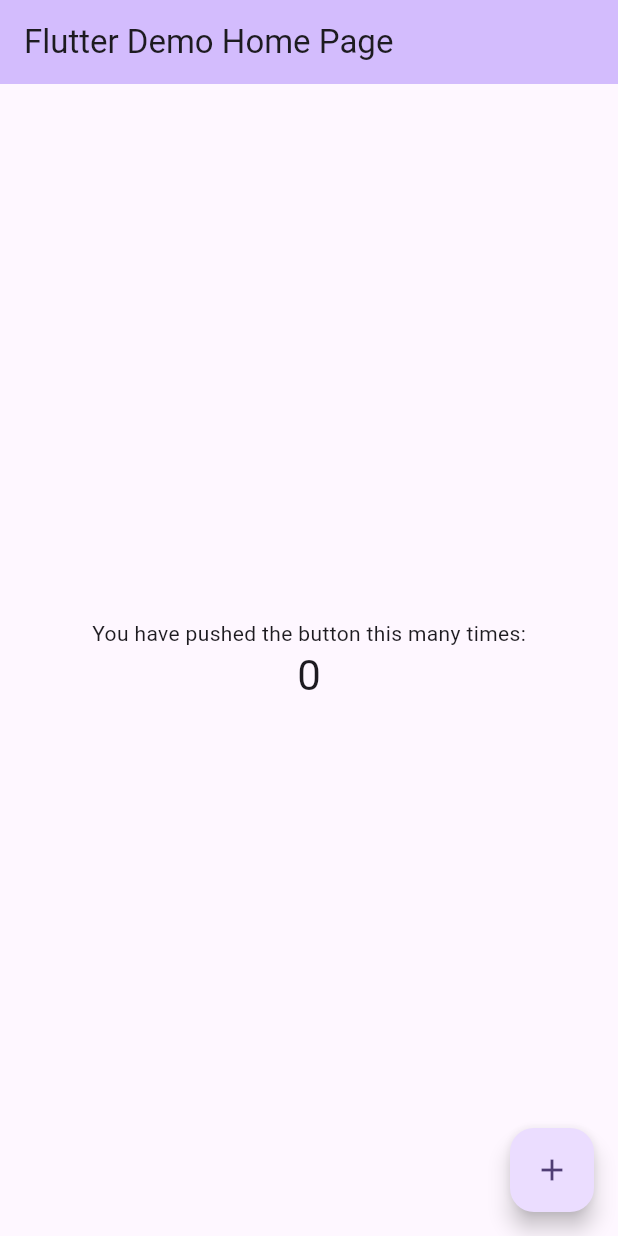
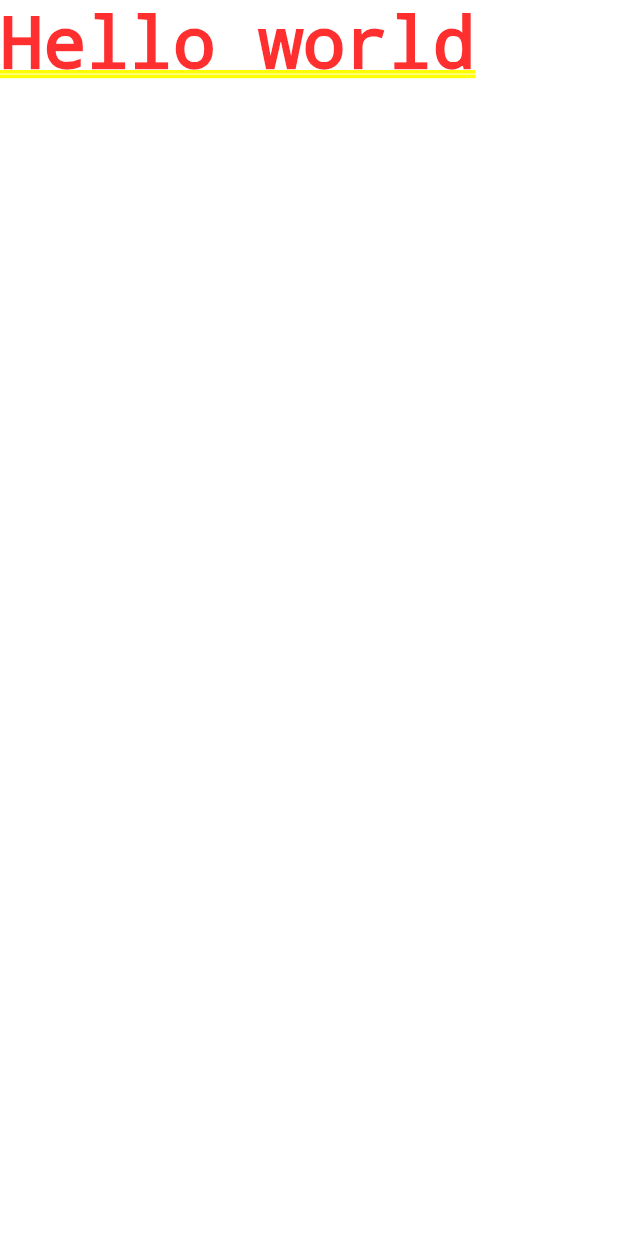
Before and after one commit to ZKBorja/CSIT284-Borja, a Flutter app: the screen it shows after launch, on a phone screen of 412 x 824 dp. Run offline on Flutter 3.47's test engine with Material 3 defaults, Android fonts, the phone set to English and light mode, and no system bars.

```diff
--- a/lab_act_2/lib/main.dart
+++ b/lab_act_2/lib/main.dart
@@ -1,122 +1,5 @@
 import 'package:flutter/material.dart';
 
 void main() {
-  runApp(const MyApp());
+  runApp(MaterialApp(home: Text('Hello world')));
 }
-
-class MyApp extends StatelessWidget {
-  const MyApp({super.key});
-
-  // This widget is the root of your application.
-  @override
-  Widget build(BuildContext context) {
-    return MaterialApp(
-      title: 'Flutter Demo',
-      theme: ThemeData(
-        // This is the theme of your application.
-        //
-        // TRY THIS: Try running your application with "flutter run". You'll see
-        // the application has a purple toolbar. Then, without quitting the app,
-        // try changing the seedColor in the colorScheme below to Colors.green
-        // and then invoke "hot reload" (save your changes or press the "hot
-        // reload" button in a Flutter-supported IDE, or press "r" if you used
-        // the command line to start the app).
-        //
-        // Notice that the counter didn't reset back to zero; the application
-        // state is not lost during the reload. To reset the state, use hot
-        // restart instead.
-        //
-        // This works for code too, not just values: Most code changes can be
-        // tested with just a hot reload.
-        colorScheme: .fromSeed(seedColor: Colors.deepPurple),
-      ),
-      home: const MyHomePage(title: 'Flutter Demo Home Page'),
-    );
-  }
-}
-
-class MyHomePage extends StatefulWidget {
-  const MyHomePage({super.key, required this.title});
-
-  // This widget is the home page of your application. It is stateful, meaning
-  // that it has a State object (defined below) that contains fields that affect
-  // how it looks.
-
-  // This class is the configuration for the state. It holds the values (in this
-  // case the title) provided by the parent (in this case the App widget) and
-  // used by the build method of the State. Fields in a Widget subclass are
-  // always marked "final".
-
-  final String title;
-
-  @override
-  State<MyHomePage> createState() => _MyHomePageState();
-}
-
-class _MyHomePageState extends State<MyHomePage> {
-  int _counter = 0;
-
-  void _incrementCounter() {
-    setState(() {
-      // This call to setState tells the Flutter framework that something has
-      // changed in this State, which causes it to rerun the build method below
-      // so that the display can reflect the updated values. If we changed
-      // _counter without calling setState(), then the build method would not be
-      // called again, and so nothing would appear to happen.
-      _counter++;
-    });
-  }
-
-  @override
-  Widget build(BuildContext context) {
-    // This method is rerun every time setState is called, for instance as done
-    // by the _incrementCounter method above.
-    //
-    // The Flutter framework has been optimized to make rerunning build methods
-    // fast, so that you can just rebuild anything that needs updating rather
-    // than having to individually change instances of widgets.
-    return Scaffold(
-      appBar: AppBar(
-        // TRY THIS: Try changing the color here to a specific color (to
-        // Colors.amber, perhaps?) and trigger a hot reload to see the AppBar
-        // change color while the other colors stay the same.
-        backgroundColor: Theme.of(context).colorScheme.inversePrimary,
-        // Here we take the value from the MyHomePage object that was created by
-        // the App.build method, and use it to set our appbar title.
-        title: Text(widget.title),
-      ),
-      body: Center(
-        // Center is a layout widget. It takes a single child and positions it
-        // in the middle of the parent.
-        child: Column(
-          // Column is also a layout widget. It takes a list of children and
-          // arranges them vertically. By default, it sizes itself to fit its
-          // children horizontally, and tries to be as tall as its parent.
-          //
-          // Column has various properties to control how it sizes itself and
-          // how it positions its children. Here we use mainAxisAlignment to
-          // center the children vertically; the main axis here is the vertical
-          // axis because Columns are vertical (the cross axis would be
-          // horizontal).
-          //
-          // TRY THIS: Invoke "debug painting" (choose the "Toggle Debug Paint"
-          // action in the IDE, or press "p" in the console), to see the
-          // wireframe for each widget.
-          mainAxisAlignment: .center,
-          children: [
-            const Text('You have pushed the button this many times:'),
-            Text(
-              '$_counter',
-              style: Theme.of(context).textTheme.headlineMedium,
-            ),
-          ],
-        ),
-      ),
-      floatingActionButton: FloatingActionButton(
-        onPressed: _incrementCounter,
-        tooltip: 'Increment',
-        child: const Icon(Icons.add),
-      ),
-    );
-  }
-}
```
